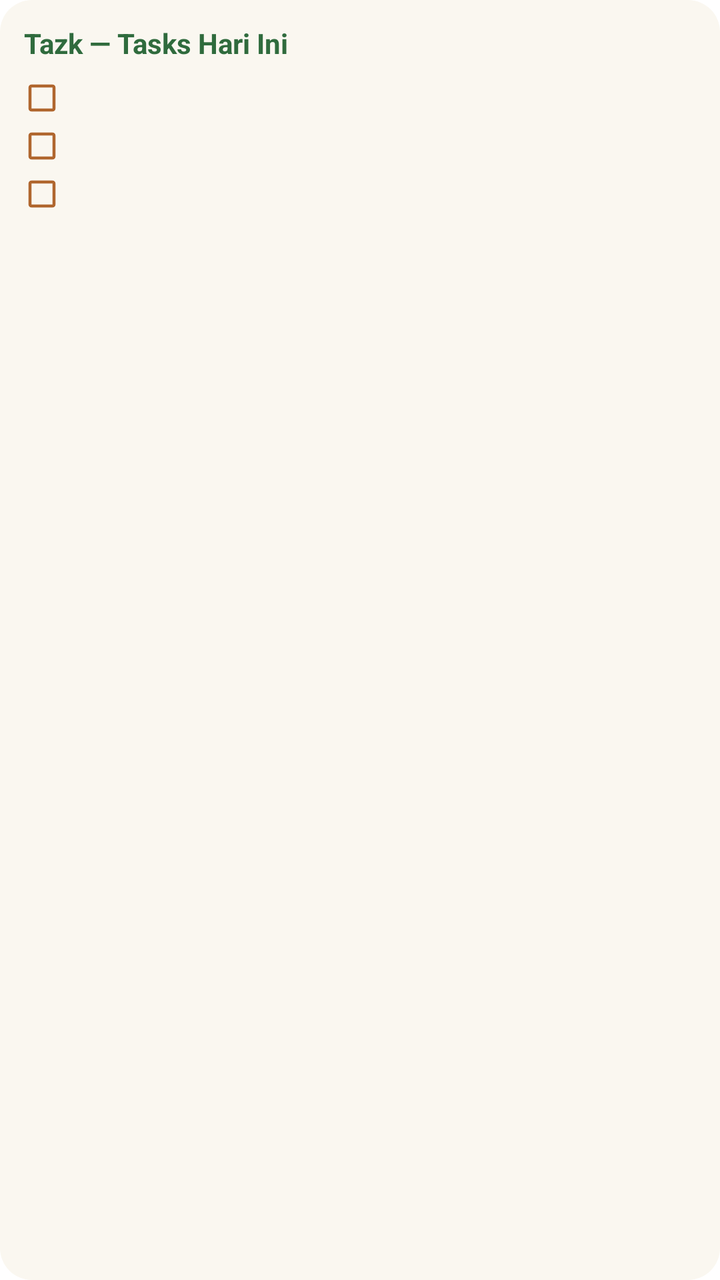
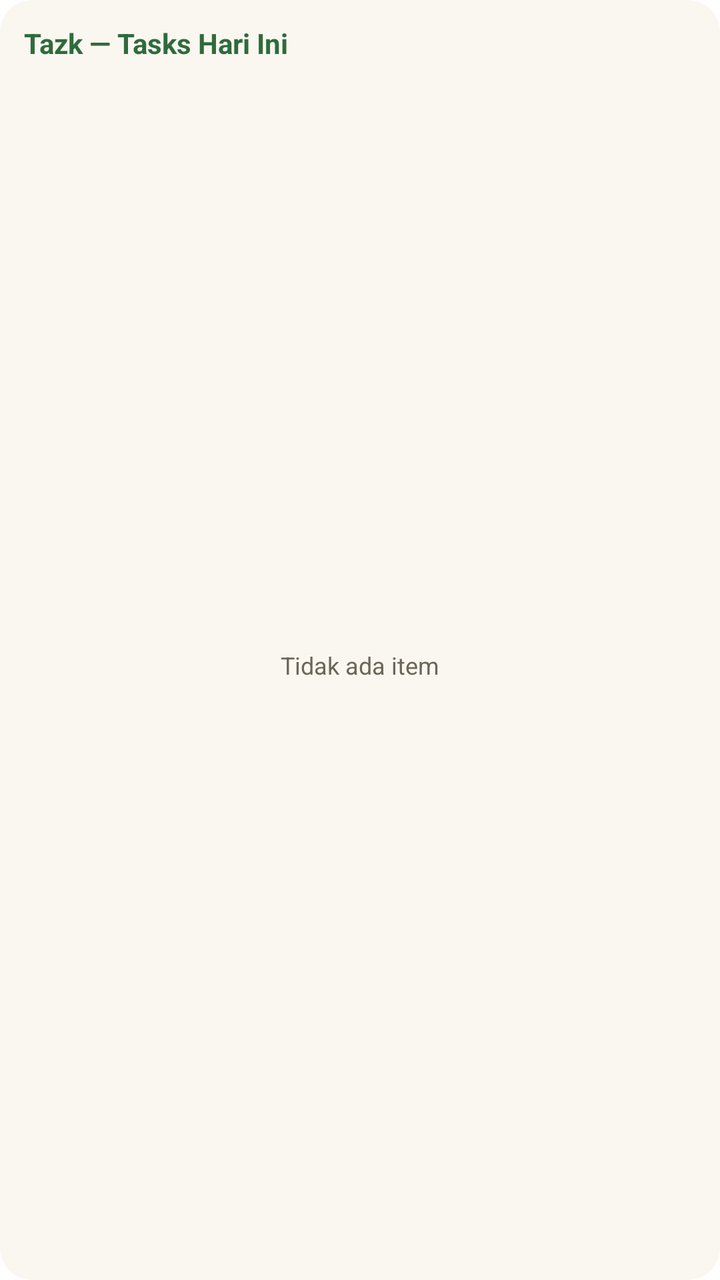

Screens rendered from an Android XML layout before and after an edit, with the pre-edit source and the edit as a unified diff.
<!-- AndroidManifest.xml: fallback theme Theme.MaterialComponents.DayNight.NoActionBar -->
<!-- res/layout/widget_tasks_only.xml -->
<?xml version="1.0" encoding="utf-8"?>
<LinearLayout xmlns:android="http://schemas.android.com/apk/res/android"
    android:id="@+id/widget_container"
    android:layout_width="match_parent"
    android:layout_height="match_parent"
    android:orientation="vertical"
    android:background="@drawable/widget_background"
    android:padding="12dp">

    <TextView
        android:id="@+id/widget_header"
        android:layout_width="match_parent"
        android:layout_height="wrap_content"
        android:text="Tazk — Tasks Hari Ini"
        android:textColor="#2F6B3D"
        android:textSize="14sp"
        android:textStyle="bold"
        android:paddingBottom="6dp" />

    <LinearLayout
        android:id="@+id/task_row_0"
        android:layout_width="match_parent"
        android:layout_height="wrap_content"
        android:orientation="horizontal"
        android:gravity="center_vertical"
        android:paddingVertical="3dp">
        <ImageView
            android:id="@+id/task_check_0"
            android:layout_width="18dp"
            android:layout_height="18dp"
            android:src="@drawable/ic_checkbox_unchecked" />
        <TextView
            android:id="@+id/task_title_0"
            android:layout_width="0dp"
            android:layout_height="wrap_content"
            android:layout_weight="1"
            android:layout_marginStart="6dp"
            android:textColor="#1E2E22"
            android:textSize="13sp"
            android:maxLines="1"
            android:ellipsize="end" />
        <TextView
            android:id="@+id/task_time_0"
            android:layout_width="wrap_content"
            android:layout_height="wrap_content"
            android:textColor="#889"
            android:textSize="11sp" />
    </LinearLayout>

    <LinearLayout
        android:id="@+id/task_row_1"
        android:layout_width="match_parent"
        android:layout_height="wrap_content"
        android:orientation="horizontal"
        android:gravity="center_vertical"
        android:paddingVertical="3dp">
        <ImageView
            android:id="@+id/task_check_1"
            android:layout_width="18dp"
            android:layout_height="18dp"
            android:src="@drawable/ic_checkbox_unchecked" />
        <TextView
            android:id="@+id/task_title_1"
            android:layout_width="0dp"
            android:layout_height="wrap_content"
            android:layout_weight="1"
            android:layout_marginStart="6dp"
            android:textColor="#1E2E22"
            android:textSize="13sp"
            android:maxLines="1"
            android:ellipsize="end" />
        <TextView
            android:id="@+id/task_time_1"
            android:layout_width="wrap_content"
            android:layout_height="wrap_content"
            android:textColor="#889"
            android:textSize="11sp" />
    </LinearLayout>

    <LinearLayout
        android:id="@+id/task_row_2"
        android:layout_width="match_parent"
        android:layout_height="wrap_content"
        android:orientation="horizontal"
        android:gravity="center_vertical"
        android:paddingVertical="3dp">
        <ImageView
            android:id="@+id/task_check_2"
            android:layout_width="18dp"
            android:layout_height="18dp"
            android:src="@drawable/ic_checkbox_unchecked" />
        <TextView
            android:id="@+id/task_title_2"
            android:layout_width="0dp"
            android:layout_height="wrap_content"
            android:layout_weight="1"
            android:layout_marginStart="6dp"
            android:textColor="#1E2E22"
            android:textSize="13sp"
            android:maxLines="1"
            android:ellipsize="end" />
        <TextView
            android:id="@+id/task_time_2"
            android:layout_width="wrap_content"
            android:layout_height="wrap_content"
            android:textColor="#889"
            android:textSize="11sp" />
    </LinearLayout>

    <TextView
        android:id="@+id/tasks_empty"
        android:layout_width="match_parent"
        android:layout_height="wrap_content"
        android:text="Tidak ada task hari ini"
        android:textColor="#889"
        android:textSize="12sp"
        android:visibility="gone" />
</LinearLayout>
<!-- resources referenced by this layout -->
<resources>
  <!-- drawable ic_checkbox_unchecked (drawable) -->
  <?xml version="1.0" encoding="utf-8"?>
  <vector xmlns:android="http://schemas.android.com/apk/res/android"
      android:width="20dp"
      android:height="20dp"
      android:viewportWidth="24"
      android:viewportHeight="24">
      <path
          android:fillColor="#B0662E"
          android:pathData="M19,5v14H5V5H19M19,3H5C3.9,3 3,3.9 3,5v14c0,1.1 0.9,2 2,2h14c1.1,0 2,-0.9 2,-2V5C21,3.9 20.1,3 19,3z" />
  </vector>
  <!-- drawable widget_background (drawable) -->
  <?xml version="1.0" encoding="utf-8"?>
  <shape xmlns:android="http://schemas.android.com/apk/res/android"
      android:shape="rectangle">
      <solid android:color="#FAF7F0" />
      <corners android:radius="16dp" />
  </shape>
</resources>

<!-- the commit's change to res/layout/widget_tasks_only.xml (unified diff, before → after) -->
@@ -17,102 +17,30 @@
         android:textStyle="bold"
         android:paddingBottom="6dp" />
 
-    <LinearLayout
-        android:id="@+id/task_row_0"
+    <FrameLayout
         android:layout_width="match_parent"
-        android:layout_height="wrap_content"
-        android:orientation="horizontal"
-        android:gravity="center_vertical"
-        android:paddingVertical="3dp">
-        <ImageView
-            android:id="@+id/task_check_0"
-            android:layout_width="18dp"
-            android:layout_height="18dp"
-            android:src="@drawable/ic_checkbox_unchecked" />
-        <TextView
-            android:id="@+id/task_title_0"
-            android:layout_width="0dp"
-            android:layout_height="wrap_content"
-            android:layout_weight="1"
-            android:layout_marginStart="6dp"
-            android:textColor="#1E2E22"
-            android:textSize="13sp"
-            android:maxLines="1"
-            android:ellipsize="end" />
-        <TextView
-            android:id="@+id/task_time_0"
-            android:layout_width="wrap_content"
-            android:layout_height="wrap_content"
-            android:textColor="#889"
-            android:textSize="11sp" />
-    </LinearLayout>
+        android:layout_height="0dp"
+        android:layout_weight="1">
 
-    <LinearLayout
-        android:id="@+id/task_row_1"
-        android:layout_width="match_parent"
-        android:layout_height="wrap_content"
-        android:orientation="horizontal"
-        android:gravity="center_vertical"
-        android:paddingVertical="3dp">
-        <ImageView
-            android:id="@+id/task_check_1"
-            android:layout_width="18dp"
-            android:layout_height="18dp"
-            android:src="@drawable/ic_checkbox_unchecked" />
-        <TextView
-            android:id="@+id/task_title_1"
-            android:layout_width="0dp"
-            android:layout_height="wrap_content"
-            android:layout_weight="1"
-            android:layout_marginStart="6dp"
-            android:textColor="#1E2E22"
-            android:textSize="13sp"
-            android:maxLines="1"
-            android:ellipsize="end" />
-        <TextView
-            android:id="@+id/task_time_1"
-            android:layout_width="wrap_content"
-            android:layout_height="wrap_content"
-            android:textColor="#889"
-            android:textSize="11sp" />
-    </LinearLayout>
+        <ListView
+            android:id="@+id/widget_tasks_list"
+            android:layout_width="match_parent"
+            android:layout_height="match_parent"
+            android:divider="@null"
+            android:paddingVertical="2dp" />
 
-    <LinearLayout
-        android:id="@+id/task_row_2"
-        android:layout_width="match_parent"
-        android:layout_height="wrap_content"
-        android:orientation="horizontal"
-        android:gravity="center_vertical"
-        android:paddingVertical="3dp">
-        <ImageView
-            android:id="@+id/task_check_2"
-            android:layout_width="18dp"
-            android:layout_height="18dp"
-            android:src="@drawable/ic_checkbox_unchecked" />
-        <TextView
-            android:id="@+id/task_title_2"
-            android:layout_width="0dp"
-            android:layout_height="wrap_content"
-            android:layout_weight="1"
-            android:layout_marginStart="6dp"
-            android:textColor="#1E2E22"
-            android:textSize="13sp"
-            android:maxLines="1"
-            android:ellipsize="end" />
-        <TextView
-            android:id="@+id/task_time_2"
-            android:layout_width="wrap_content"
-            android:layout_height="wrap_content"
-            android:textColor="#889"
-            android:textSize="11sp" />
-    </LinearLayout>
-
-    <TextView
-        android:id="@+id/tasks_empty"
-        android:layout_width="match_parent"
-        android:layout_height="wrap_content"
-        android:text="Tidak ada task hari ini"
-        android:textColor="#889"
-        android:textSize="12sp"
-        android:visibility="gone" />
+        <include
+            android:id="@+id/widget_tasks_empty_view"
+            layout="@layout/widget_empty_state" />
+    </FrameLayout>
 </LinearLayout>
+<!-- res/layout/widget_empty_state.xml (included above) -->
+<?xml version="1.0" encoding="utf-8"?>
+<TextView xmlns:android="http://schemas.android.com/apk/res/android"
+    android:id="@+id/widget_empty_text"
+    android:layout_width="match_parent"
+    android:layout_height="match_parent"
+    android:gravity="center"
+    android:text="Tidak ada item"
+    android:textColor="#6A6659"
+    android:textSize="12sp" />
<!-- resource entries referenced after the edit -->
@@ -1,16 +1,5 @@
 <!-- resources referenced by this layout -->
 <resources>
-  <!-- drawable ic_checkbox_unchecked (drawable) -->
-  <?xml version="1.0" encoding="utf-8"?>
-  <vector xmlns:android="http://schemas.android.com/apk/res/android"
-      android:width="20dp"
-      android:height="20dp"
-      android:viewportWidth="24"
-      android:viewportHeight="24">
-      <path
-          android:fillColor="#B0662E"
-          android:pathData="M19,5v14H5V5H19M19,3H5C3.9,3 3,3.9 3,5v14c0,1.1 0.9,2 2,2h14c1.1,0 2,-0.9 2,-2V5C21,3.9 20.1,3 19,3z" />
-  </vector>
   <!-- drawable widget_background (drawable) -->
   <?xml version="1.0" encoding="utf-8"?>
   <shape xmlns:android="http://schemas.android.com/apk/res/android"
